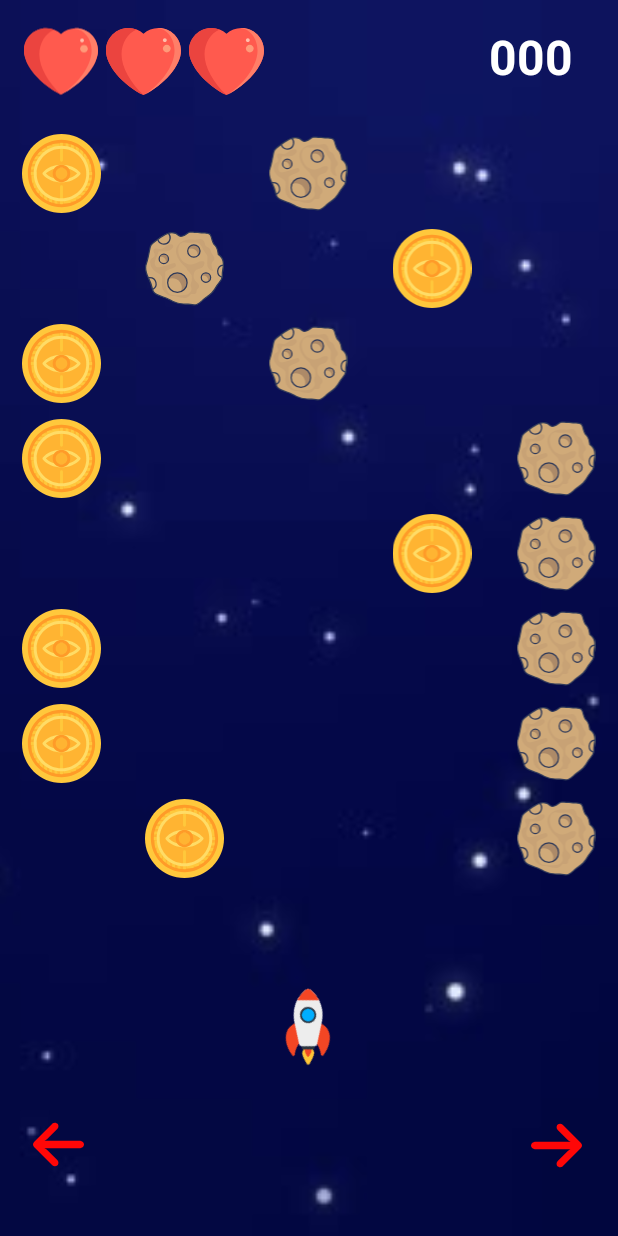
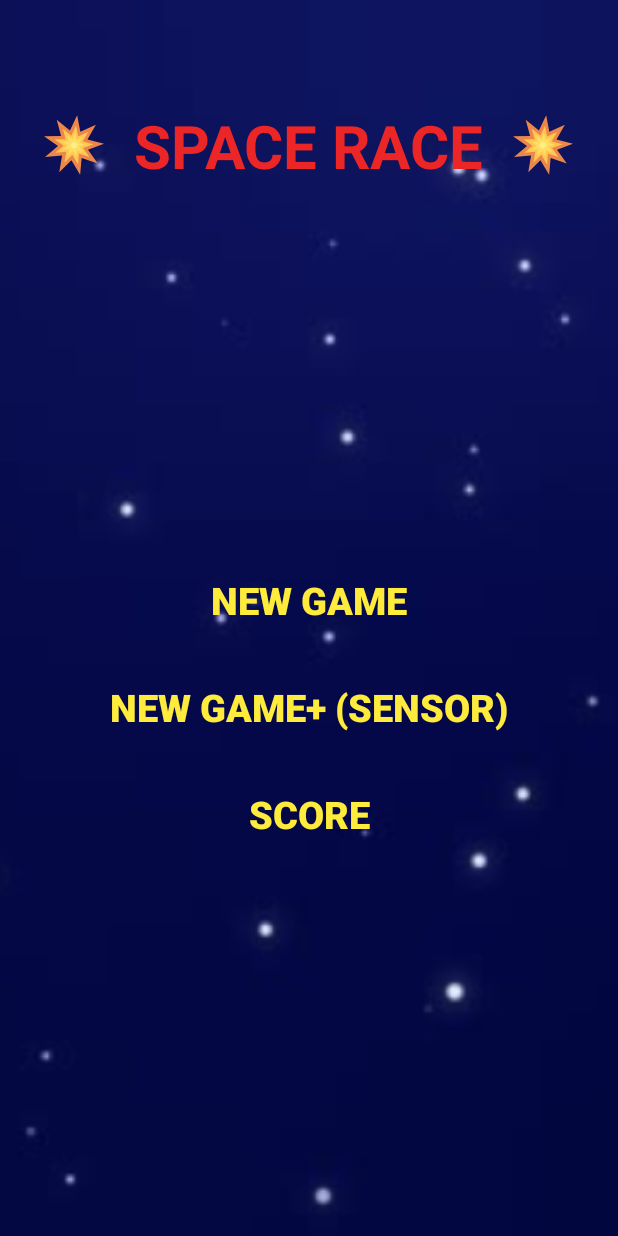
Before and after one commit to RamDvlp/SpaceRaceV2, an Android app: the screen it shows after launch (MainActivity before the commit, MainScreenActivity2 after it), on a phone screen of 412 x 824 dp. Run offline under Robolectric (Android 15) with nearby library versions, the phone set to English and light mode, and no system bars.

Commit message:
Main screen added, GUI + starting button mode game with intent.

```diff
--- a/app/build.gradle
+++ b/app/build.gradle
@@ -26,6 +26,9 @@ android {
         sourceCompatibility JavaVersion.VERSION_1_8
         targetCompatibility JavaVersion.VERSION_1_8
     }
+    buildFeatures {
+        viewBinding true
+    }
 }
 
 dependencies {
@@ -33,6 +36,8 @@ dependencies {
     implementation 'androidx.appcompat:appcompat:1.6.1'
     implementation 'com.google.android.material:material:1.8.0'
     implementation 'androidx.constraintlayout:constraintlayout:2.1.4'
+    implementation 'androidx.navigation:navigation-fragment:2.4.1'
+    implementation 'androidx.navigation:navigation-ui:2.4.1'
     testImplementation 'junit:junit:4.13.2'
     androidTestImplementation 'androidx.test.ext:junit:1.1.5'
     androidTestImplementation 'androidx.test.espresso:espresso-core:3.5.1'
--- a/app/src/main/AndroidManifest.xml
+++ b/app/src/main/AndroidManifest.xml
@@ -1,11 +1,9 @@
 <?xml version="1.0" encoding="utf-8"?>
 <manifest xmlns:android="http://schemas.android.com/apk/res/android"
-    xmlns:tools="http://schemas.android.com/tools">
+    xmlns:tools="http://schemas.android.com/tools" >
 
-
-    <uses-permission android:name="android.permission.INTERNET"/>
-    <uses-permission android:name="android.permission.VIBRATE"/>
-
+    <uses-permission android:name="android.permission.INTERNET" />
+    <uses-permission android:name="android.permission.VIBRATE" />
 
     <application
         android:allowBackup="true"
@@ -15,15 +13,24 @@
         android:label="@string/app_name"
         android:supportsRtl="true"
         android:theme="@style/Theme.MeteoriteRace"
-        tools:targetApi="31">
+        tools:targetApi="31" >
         <activity
-            android:name=".MainActivity"
-            android:exported="true">
+            android:name=".MainScreenActivity2"
+            android:exported="true" >
+
             <intent-filter>
                 <action android:name="android.intent.action.MAIN" />
 
                 <category android:name="android.intent.category.LAUNCHER" />
             </intent-filter>
+
+        </activity>
+
+
+        <activity
+            android:name=".MainActivity"
+            android:exported="false" >
+
         </activity>
     </application>
 
--- /dev/null
+++ b/app/src/main/java/com/example/meteoriterace/MainScreenActivity2.java
@@ -0,0 +1,43 @@
+package com.example.meteoriterace;
+
+import androidx.appcompat.app.AppCompatActivity;
+
+import android.content.Intent;
+import android.os.Bundle;
+import android.view.Window;
+import android.view.WindowManager;
+import android.widget.Button;
+
+public class MainScreenActivity2 extends AppCompatActivity {
+
+    Button newGame;
+    Button sensorGame;
+    Button score;
+    Intent intent;
+
+    @Override
+    protected void onCreate(Bundle savedInstanceState) {
+        super.onCreate(savedInstanceState);
+
+        supportRequestWindowFeature(Window.FEATURE_NO_TITLE);
+        getWindow().setFlags(WindowManager.LayoutParams.FLAG_FULLSCREEN, WindowManager.LayoutParams.FLAG_FULLSCREEN);
+
+        setContentView(R.layout.activity_main_screen2);
+
+        initViews();
+        newGame.setOnClickListener(v -> regularGame());
+    }
+
+    private void regularGame() {
+        intent = new Intent(MainScreenActivity2.this,MainActivity.class);
+        intent.putExtra("gameType", "buttons");
+        startActivity(intent);
+    }
+
+    private void initViews() {
+
+        newGame = findViewById(R.id.mainScreen_BTN_newGame);
+        sensorGame = findViewById(R.id.mainScreen_BTN_sensorGame);
+        score = findViewById(R.id.mainScreen_BTN_score);
+    }
+}
--- /dev/null
+++ b/app/src/main/res/layout/activity_main_screen2.xml
@@ -0,0 +1,127 @@
+<?xml version="1.0" encoding="utf-8"?>
+<RelativeLayout
+    xmlns:android="http://schemas.android.com/apk/res/android"
+    xmlns:app="http://schemas.android.com/apk/res-auto"
+    xmlns:tools="http://schemas.android.com/tools"
+    android:layout_width="match_parent"
+    android:layout_height="match_parent"
+    tools:context=".MainScreenActivity2"
+    android:orientation="vertical">
+
+    <androidx.appcompat.widget.AppCompatImageView
+        android:id="@+id/main_img_back"
+        android:layout_width="match_parent"
+        android:layout_height="match_parent"
+        app:srcCompat="@drawable/night_sky"
+        android:scaleType="centerCrop"/>
+
+
+    <androidx.appcompat.widget.LinearLayoutCompat
+        android:layout_width="match_parent"
+        android:layout_height="match_parent"
+        android:orientation="vertical">
+
+        <androidx.appcompat.widget.LinearLayoutCompat
+            android:layout_width="match_parent"
+            android:layout_height="0dp"
+            android:layout_weight="1"
+            android:orientation="vertical">
+
+
+            <View
+                android:layout_width="match_parent"
+                android:layout_height="70dp"/>
+
+
+            <androidx.appcompat.widget.LinearLayoutCompat
+                android:layout_width="wrap_content"
+                android:layout_height="wrap_content"
+                android:orientation="horizontal"
+                android:layout_gravity="center">
+
+                <androidx.appcompat.widget.AppCompatImageView
+                    android:layout_width="40dp"
+                    android:layout_height="40dp"
+                    app:srcCompat="@drawable/explosion"
+                    android:layout_gravity="center"/>
+
+                <androidx.appcompat.widget.AppCompatCheckedTextView
+                    android:layout_width="wrap_content"
+                    android:layout_height="wrap_content"
+                    android:text="  SPACE RACE  "
+                    android:textSize="40sp"
+                    android:textStyle="bold"
+                    android:textColor="#EC2626"
+                    android:layout_gravity="center"/>
+
+                <androidx.appcompat.widget.AppCompatImageView
+                    android:layout_width="40dp"
+                    android:layout_height="40dp"
+                    app:srcCompat="@drawable/explosion"
+                    android:layout_gravity="center"/>
+
+            </androidx.appcompat.widget.LinearLayoutCompat>
+
+        </androidx.appcompat.widget.LinearLayoutCompat>
+
+        <androidx.appcompat.widget.LinearLayoutCompat
+            android:layout_width="match_parent"
+            android:layout_height="0dp"
+            android:layout_weight="3"
+            android:orientation="vertical">
+
+            <androidx.appcompat.widget.LinearLayoutCompat
+                android:layout_width="wrap_content"
+                android:layout_height="match_parent"
+                android:layout_gravity="center"
+                android:orientation="vertical">
+
+                <View
+                    android:layout_width="match_parent"
+                    android:layout_height="170dp">
+
+                </View>
+                <androidx.appcompat.widget.AppCompatButton
+                    android:id="@+id/mainScreen_BTN_newGame"
+                    android:layout_width="wrap_content"
+                    android:layout_height="wrap_content"
+                    android:layout_gravity="center|bottom"
+                    android:background="#006A137E"
+                    android:text="New Game"
+                    android:textColor="#FFEB3B"
+                    android:textSize="25sp"
+                    android:textStyle="bold"/>
+
+                <androidx.appcompat.widget.AppCompatButton
+                    android:id="@+id/mainScreen_BTN_sensorGame"
+                    android:layout_width="wrap_content"
+                    android:layout_height="wrap_content"
+                    android:layout_gravity="center|bottom"
+                    android:background="#006A137E"
+                    android:text="New Game+ (Sensor)"
+                    android:textColor="#FFEB3B"
+                    android:textSize="25sp"
+                    android:textStyle="bold"
+                    android:padding="30dp"/>
+
+                <androidx.appcompat.widget.AppCompatButton
+                    android:id="@+id/mainScreen_BTN_score"
+                    android:layout_width="wrap_content"
+                    android:layout_height="wrap_content"
+                    android:layout_gravity="center|bottom"
+                    android:background="#006A137E"
+                    android:text="Score"
+                    android:textColor="#FFEB3B"
+                    android:textSize="25sp"
+                    android:textStyle="bold"/>
+
+            </androidx.appcompat.widget.LinearLayoutCompat>
+
+        </androidx.appcompat.widget.LinearLayoutCompat>
+
+    </androidx.appcompat.widget.LinearLayoutCompat>
+
+
+
+
+</RelativeLayout>
--- a/app/src/main/res/values/strings.xml
+++ b/app/src/main/res/values/strings.xml
@@ -1,3 +1,12 @@
 <resources>
     <string name="app_name">MeteoriteRace</string>
+    <string name="title_activity_main_screen2">MainScreenActivity2</string>
+    <!-- Strings used for fragments for navigation -->
+    <string name="first_fragment_label">First Fragment</string>
+    <string name="second_fragment_label">Second Fragment</string>
+    <string name="next">Next</string>
+    <string name="previous">Previous</string>
+
+    <string name="hello_first_fragment">Hello first fragment</string>
+    <string name="hello_second_fragment">Hello second fragment. Arg: %1$s</string>
 </resources>
--- a/app/src/main/res/values/themes.xml
+++ b/app/src/main/res/values/themes.xml
@@ -13,4 +13,11 @@
         <item name="android:statusBarColor">?attr/colorPrimaryVariant</item>
         <!-- Customize your theme here. -->
     </style>
+    <style name="Theme.MeteoriteRace.NoActionBar">
+        <item name="windowActionBar">false</item>
+        <item name="windowNoTitle">true</item>
+    </style>
+    <style name="Theme.MeteoriteRace.AppBarOverlay"
+        parent="ThemeOverlay.AppCompat.Dark.ActionBar" />
+    <style name="Theme.MeteoriteRace.PopupOverlay" parent="ThemeOverlay.AppCompat.Light" />
 </resources>
```
